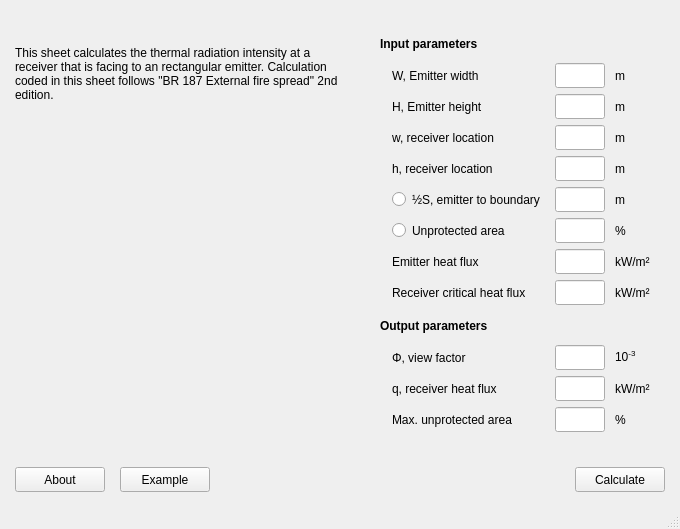
Above: fsetoolsGUI/gui/layout/ui/i0403_br187_complex.ui from fuyans/fsetoolsGUI before the change. Below: the same form after it.
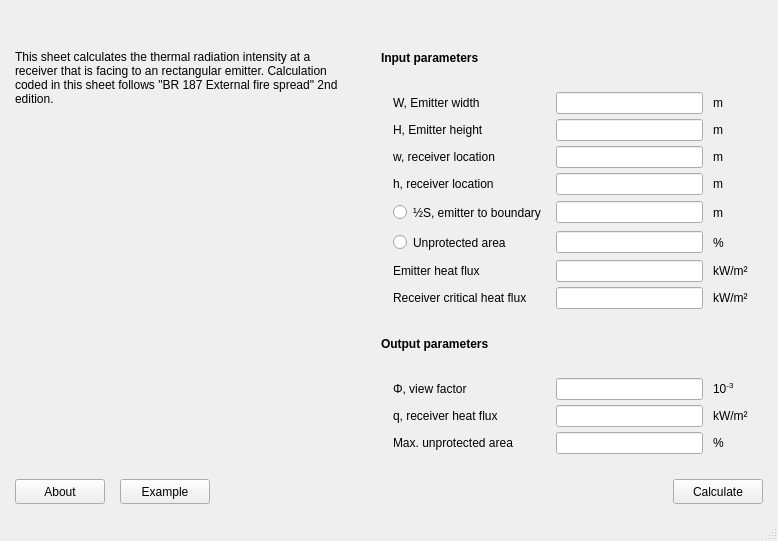
That is the form after the change. Icons and pictures are not drawn.

Commit message: Set all label and inputs to default dimensions.

Patch:
```diff
--- a/fsetoolsGUI/gui/layout/ui/i0403_br187_complex.ui
+++ b/fsetoolsGUI/gui/layout/ui/i0403_br187_complex.ui
@@ -6,12 +6,12 @@
    <rect>
     <x>0</x>
     <y>0</y>
-    <width>680</width>
-    <height>529</height>
+    <width>778</width>
+    <height>541</height>
    </rect>
   </property>
   <property name="sizePolicy">
-   <sizepolicy hsizetype="Fixed" vsizetype="Fixed">
+   <sizepolicy hsizetype="Minimum" vsizetype="Minimum">
     <horstretch>0</horstretch>
     <verstretch>0</verstretch>
    </sizepolicy>
@@ -154,18 +154,6 @@
     </item>
     <item row="0" column="0">
      <widget class="QWidget" name="widget_page_1" native="true">
-      <property name="minimumSize">
-       <size>
-        <width>340</width>
-        <height>323</height>
-       </size>
-      </property>
-      <property name="maximumSize">
-       <size>
-        <width>340</width>
-        <height>16777215</height>
-       </size>
-      </property>
       <layout class="QVBoxLayout" name="verticalLayout_2">
        <property name="spacing">
         <number>10</number>
@@ -273,24 +261,6 @@
     </item>
     <item row="0" column="1">
      <widget class="QFrame" name="frame_userio">
-      <property name="sizePolicy">
-       <sizepolicy hsizetype="Fixed" vsizetype="Minimum">
-        <horstretch>0</horstretch>
-        <verstretch>0</verstretch>
-       </sizepolicy>
-      </property>
-      <property name="minimumSize">
-       <size>
-        <width>300</width>
-        <height>0</height>
-       </size>
-      </property>
-      <property name="maximumSize">
-       <size>
-        <width>300</width>
-        <height>16777215</height>
-       </size>
-      </property>
       <layout class="QGridLayout" name="gridLayout">
        <property name="leftMargin">
         <number>15</number>
@@ -310,619 +280,38 @@
        <property name="verticalSpacing">
         <number>5</number>
        </property>
-       <item row="3" column="3">
-        <widget class="QLabel" name="label_in_w_unit">
-         <property name="minimumSize">
-          <size>
-           <width>0</width>
-           <height>25</height>
-          </size>
-         </property>
-         <property name="maximumSize">
-          <size>
-           <width>16777215</width>
-           <height>25</height>
-          </size>
-         </property>
-         <property name="text">
-          <string>m</string>
-         </property>
-        </widget>
-       </item>
-       <item row="11" column="3">
-        <widget class="QLabel" name="label">
-         <property name="minimumSize">
-          <size>
-           <width>0</width>
-           <height>25</height>
-          </size>
-         </property>
-         <property name="maximumSize">
-          <size>
-           <width>16777215</width>
-           <height>25</height>
-          </size>
-         </property>
-         <property name="text">
-          <string>&lt;html&gt;&lt;head/&gt;&lt;body&gt;&lt;p&gt;10&lt;span style=&quot; vertical-align:super;&quot;&gt;-3&lt;/span&gt;&lt;/p&gt;&lt;/body&gt;&lt;/html&gt;</string>
-         </property>
-        </widget>
-       </item>
-       <item row="5" column="2">
-        <widget class="QLineEdit" name="lineEdit_in_S">
-         <property name="sizePolicy">
-          <sizepolicy hsizetype="Minimum" vsizetype="Fixed">
-           <horstretch>0</horstretch>
-           <verstretch>0</verstretch>
-          </sizepolicy>
-         </property>
-         <property name="minimumSize">
-          <size>
-           <width>50</width>
-           <height>25</height>
-          </size>
-         </property>
-         <property name="maximumSize">
-          <size>
-           <width>16777215</width>
-           <height>25</height>
-          </size>
-         </property>
-         <property name="baseSize">
-          <size>
-           <width>0</width>
-           <height>0</height>
-          </size>
-         </property>
-        </widget>
-       </item>
-       <item row="3" column="2">
-        <widget class="QLineEdit" name="lineEdit_in_w">
-         <property name="sizePolicy">
-          <sizepolicy hsizetype="Minimum" vsizetype="Fixed">
-           <horstretch>0</horstretch>
-           <verstretch>0</verstretch>
-          </sizepolicy>
-         </property>
-         <property name="minimumSize">
-          <size>
-           <width>50</width>
-           <height>25</height>
-          </size>
-         </property>
-         <property name="maximumSize">
-          <size>
-           <width>16777215</width>
-           <height>25</height>
-          </size>
-         </property>
-         <property name="baseSize">
-          <size>
-           <width>0</width>
-           <height>0</height>
-          </size>
-         </property>
-        </widget>
-       </item>
-       <item row="9" column="1">
-        <spacer name="verticalSpacer">
-         <property name="orientation">
-          <enum>Qt::Vertical</enum>
-         </property>
-         <property name="sizeType">
-          <enum>QSizePolicy::Fixed</enum>
-         </property>
-         <property name="sizeHint" stdset="0">
-          <size>
-           <width>20</width>
-           <height>2</height>
-          </size>
-         </property>
-        </spacer>
-       </item>
-       <item row="10" column="0" colspan="4">
-        <widget class="QLabel" name="label_output_parameters">
-         <property name="minimumSize">
-          <size>
-           <width>0</width>
-           <height>26</height>
-          </size>
-         </property>
-         <property name="maximumSize">
-          <size>
-           <width>16777215</width>
-           <height>26</height>
-          </size>
-         </property>
-         <property name="text">
-          <string>&lt;b&gt;Output parameters&lt;/b&gt;</string>
-         </property>
-        </widget>
-       </item>
        <item row="13" column="3">
         <widget class="QLabel" name="label_out_S_or_UA_unit">
-         <property name="minimumSize">
-          <size>
-           <width>0</width>
-           <height>25</height>
-          </size>
-         </property>
-         <property name="maximumSize">
-          <size>
-           <width>16777215</width>
-           <height>25</height>
-          </size>
-         </property>
          <property name="text">
           <string>%</string>
          </property>
         </widget>
        </item>
-       <item row="6" column="3">
-        <widget class="QLabel" name="label_in_UA_unit">
-         <property name="minimumSize">
-          <size>
-           <width>0</width>
-           <height>25</height>
-          </size>
-         </property>
-         <property name="maximumSize">
-          <size>
-           <width>16777215</width>
-           <height>25</height>
-          </size>
-         </property>
-         <property name="text">
-          <string>%</string>
-         </property>
-        </widget>
-       </item>
-       <item row="1" column="1">
-        <widget class="QLabel" name="label_in_W">
-         <property name="sizePolicy">
-          <sizepolicy hsizetype="Minimum" vsizetype="Fixed">
-           <horstretch>0</horstretch>
-           <verstretch>0</verstretch>
-          </sizepolicy>
-         </property>
-         <property name="minimumSize">
-          <size>
-           <width>50</width>
-           <height>25</height>
-          </size>
-         </property>
-         <property name="maximumSize">
-          <size>
-           <width>16777215</width>
-           <height>25</height>
-          </size>
-         </property>
-         <property name="text">
-          <string>W, Emitter width</string>
-         </property>
-        </widget>
-       </item>
-       <item row="12" column="2">
-        <widget class="QLineEdit" name="lineEdit_out_q">
-         <property name="sizePolicy">
-          <sizepolicy hsizetype="Minimum" vsizetype="Fixed">
-           <horstretch>0</horstretch>
-           <verstretch>0</verstretch>
-          </sizepolicy>
-         </property>
-         <property name="minimumSize">
-          <size>
-           <width>50</width>
-           <height>25</height>
-          </size>
-         </property>
-         <property name="maximumSize">
-          <size>
-           <width>16777215</width>
-           <height>25</height>
-          </size>
-         </property>
-        </widget>
-       </item>
-       <item row="6" column="2">
-        <widget class="QLineEdit" name="lineEdit_in_UA">
-         <property name="sizePolicy">
-          <sizepolicy hsizetype="Minimum" vsizetype="Fixed">
-           <horstretch>0</horstretch>
-           <verstretch>0</verstretch>
-          </sizepolicy>
-         </property>
-         <property name="minimumSize">
-          <size>
-           <width>50</width>
-           <height>25</height>
-          </size>
-         </property>
-         <property name="maximumSize">
-          <size>
-           <width>16777215</width>
-           <height>25</height>
-          </size>
-         </property>
-         <property name="baseSize">
-          <size>
-           <width>0</width>
-           <height>0</height>
-          </size>
-         </property>
-        </widget>
-       </item>
-       <item row="1" column="0">
-        <spacer name="horizontalSpacer">
-         <property name="orientation">
-          <enum>Qt::Horizontal</enum>
-         </property>
-         <property name="sizeType">
-          <enum>QSizePolicy::Fixed</enum>
-         </property>
-         <property name="sizeHint" stdset="0">
-          <size>
-           <width>2</width>
-           <height>20</height>
-          </size>
-         </property>
-        </spacer>
-       </item>
        <item row="12" column="3">
         <widget class="QLabel" name="label_out_q_unit">
-         <property name="minimumSize">
-          <size>
-           <width>0</width>
-           <height>25</height>
-          </size>
-         </property>
-         <property name="maximumSize">
-          <size>
-           <width>16777215</width>
-           <height>25</height>
-          </size>
-         </property>
          <property name="text">
           <string>kW/m²</string>
          </property>
         </widget>
        </item>
-       <item row="12" column="1">
-        <widget class="QLabel" name="label_out_q">
-         <property name="sizePolicy">
-          <sizepolicy hsizetype="Minimum" vsizetype="Fixed">
-           <horstretch>0</horstretch>
-           <verstretch>0</verstretch>
-          </sizepolicy>
-         </property>
-         <property name="minimumSize">
-          <size>
-           <width>50</width>
-           <height>25</height>
-          </size>
-         </property>
-         <property name="maximumSize">
-          <size>
-           <width>16777215</width>
-           <height>25</height>
-          </size>
-         </property>
-         <property name="text">
-          <string>q, receiver heat flux</string>
-         </property>
-        </widget>
-       </item>
-       <item row="1" column="2">
-        <widget class="QLineEdit" name="lineEdit_in_W">
-         <property name="sizePolicy">
-          <sizepolicy hsizetype="Minimum" vsizetype="Fixed">
-           <horstretch>0</horstretch>
-           <verstretch>0</verstretch>
-          </sizepolicy>
-         </property>
-         <property name="minimumSize">
-          <size>
-           <width>50</width>
-           <height>25</height>
-          </size>
-         </property>
-         <property name="maximumSize">
-          <size>
-           <width>16777215</width>
-           <height>25</height>
-          </size>
-         </property>
-         <property name="baseSize">
-          <size>
-           <width>0</width>
-           <height>0</height>
-          </size>
-         </property>
-        </widget>
-       </item>
-       <item row="8" column="1">
-        <widget class="QLabel" name="label_in_Q_crit">
-         <property name="text">
-          <string>Receiver critical heat flux</string>
-         </property>
-        </widget>
-       </item>
-       <item row="6" column="1">
-        <widget class="QRadioButton" name="radioButton_in_UA">
-         <property name="sizePolicy">
-          <sizepolicy hsizetype="Minimum" vsizetype="Fixed">
-           <horstretch>0</horstretch>
-           <verstretch>0</verstretch>
-          </sizepolicy>
-         </property>
-         <property name="minimumSize">
-          <size>
-           <width>50</width>
-           <height>25</height>
-          </size>
-         </property>
-         <property name="maximumSize">
-          <size>
-           <width>16777215</width>
-           <height>25</height>
-          </size>
-         </property>
-         <property name="text">
-          <string>Unprotected area</string>
-         </property>
-        </widget>
-       </item>
-       <item row="4" column="1">
-        <widget class="QLabel" name="label_in_h">
-         <property name="sizePolicy">
-          <sizepolicy hsizetype="Minimum" vsizetype="Fixed">
-           <horstretch>0</horstretch>
-           <verstretch>0</verstretch>
-          </sizepolicy>
-         </property>
-         <property name="minimumSize">
-          <size>
-           <width>50</width>
-           <height>25</height>
-          </size>
-         </property>
-         <property name="maximumSize">
-          <size>
-           <width>16777215</width>
-           <height>25</height>
-          </size>
-         </property>
-         <property name="text">
-          <string>h, receiver location</string>
-         </property>
-        </widget>
-       </item>
-       <item row="2" column="2">
-        <widget class="QLineEdit" name="lineEdit_in_H">
-         <property name="sizePolicy">
-          <sizepolicy hsizetype="Minimum" vsizetype="Fixed">
-           <horstretch>0</horstretch>
-           <verstretch>0</verstretch>
-          </sizepolicy>
-         </property>
-         <property name="minimumSize">
-          <size>
-           <width>50</width>
-           <height>25</height>
-          </size>
-         </property>
-         <property name="maximumSize">
-          <size>
-           <width>16777215</width>
-           <height>25</height>
-          </size>
-         </property>
-         <property name="baseSize">
-          <size>
-           <width>0</width>
-           <height>0</height>
-          </size>
-         </property>
-        </widget>
-       </item>
-       <item row="2" column="1">
-        <widget class="QLabel" name="label_in_H">
-         <property name="sizePolicy">
-          <sizepolicy hsizetype="Minimum" vsizetype="Fixed">
-           <horstretch>0</horstretch>
-           <verstretch>0</verstretch>
-          </sizepolicy>
-         </property>
-         <property name="minimumSize">
-          <size>
-           <width>50</width>
-           <height>25</height>
-          </size>
-         </property>
-         <property name="maximumSize">
-          <size>
-           <width>16777215</width>
-           <height>25</height>
-          </size>
-         </property>
-         <property name="text">
-          <string>H, Emitter height</string>
-         </property>
-        </widget>
-       </item>
        <item row="7" column="3">
         <widget class="QLabel" name="label_in_Q_unit">
-         <property name="minimumSize">
-          <size>
-           <width>0</width>
-           <height>25</height>
-          </size>
-         </property>
-         <property name="maximumSize">
-          <size>
-           <width>16777215</width>
-           <height>25</height>
-          </size>
-         </property>
          <property name="text">
           <string>kW/m²</string>
          </property>
         </widget>
        </item>
-       <item row="13" column="1">
-        <widget class="QLabel" name="label_out_S_or_UA">
-         <property name="sizePolicy">
-          <sizepolicy hsizetype="Minimum" vsizetype="Fixed">
-           <horstretch>0</horstretch>
-           <verstretch>0</verstretch>
-          </sizepolicy>
-         </property>
-         <property name="minimumSize">
-          <size>
-           <width>50</width>
-           <height>25</height>
-          </size>
-         </property>
-         <property name="maximumSize">
-          <size>
-           <width>16777215</width>
-           <height>25</height>
-          </size>
-         </property>
-         <property name="text">
-          <string>Max. unprotected area</string>
-         </property>
-        </widget>
-       </item>
-       <item row="7" column="1">
-        <widget class="QLabel" name="label_in_Q">
-         <property name="sizePolicy">
-          <sizepolicy hsizetype="Minimum" vsizetype="Fixed">
-           <horstretch>0</horstretch>
-           <verstretch>0</verstretch>
-          </sizepolicy>
-         </property>
-         <property name="minimumSize">
-          <size>
-           <width>50</width>
-           <height>25</height>
-          </size>
-         </property>
-         <property name="maximumSize">
-          <size>
-           <width>16777215</width>
-           <height>25</height>
-          </size>
-         </property>
-         <property name="text">
-          <string>Emitter heat flux</string>
-         </property>
-        </widget>
-       </item>
-       <item row="2" column="3">
-        <widget class="QLabel" name="label_in_H_unit">
-         <property name="minimumSize">
-          <size>
-           <width>0</width>
-           <height>25</height>
-          </size>
-         </property>
-         <property name="maximumSize">
-          <size>
-           <width>16777215</width>
-           <height>25</height>
-          </size>
-         </property>
-         <property name="text">
-          <string>m</string>
-         </property>
-        </widget>
-       </item>
-       <item row="7" column="2">
-        <widget class="QLineEdit" name="lineEdit_in_Q">
-         <property name="sizePolicy">
-          <sizepolicy hsizetype="Minimum" vsizetype="Fixed">
-           <horstretch>0</horstretch>
-           <verstretch>0</verstretch>
-          </sizepolicy>
-         </property>
-         <property name="minimumSize">
-          <size>
-           <width>50</width>
-           <height>25</height>
-          </size>
-         </property>
-         <property name="maximumSize">
-          <size>
-           <width>16777215</width>
-           <height>25</height>
-          </size>
-         </property>
-         <property name="baseSize">
-          <size>
-           <width>0</width>
-           <height>0</height>
-          </size>
-         </property>
-        </widget>
-       </item>
-       <item row="4" column="2">
-        <widget class="QLineEdit" name="lineEdit_in_h">
-         <property name="sizePolicy">
-          <sizepolicy hsizetype="Minimum" vsizetype="Fixed">
-           <horstretch>0</horstretch>
-           <verstretch>0</verstretch>
-          </sizepolicy>
-         </property>
-         <property name="minimumSize">
-          <size>
-           <width>50</width>
-           <height>25</height>
-          </size>
-         </property>
-         <property name="maximumSize">
-          <size>
-           <width>16777215</width>
-           <height>25</height>
-          </size>
-         </property>
-         <property name="baseSize">
-          <size>
-           <width>0</width>
-           <height>0</height>
-          </size>
-         </property>
-        </widget>
-       </item>
        <item row="11" column="1">
         <widget class="QLabel" name="label_out_Phi">
-         <property name="sizePolicy">
-          <sizepolicy hsizetype="Minimum" vsizetype="Fixed">
-           <horstretch>0</horstretch>
-           <verstretch>0</verstretch>
-          </sizepolicy>
-         </property>
-         <property name="minimumSize">
-          <size>
-           <width>50</width>
-           <height>25</height>
-          </size>
-         </property>
-         <property name="maximumSize">
-          <size>
-           <width>16777215</width>
-           <height>25</height>
-          </size>
-         </property>
          <property name="text">
           <string>Φ, view factor</string>
          </property>
         </widget>
        </item>
-       <item row="13" column="2">
-        <widget class="QLineEdit" name="lineEdit_out_S_or_UA">
+       <item row="3" column="2">
+        <widget class="QLineEdit" name="lineEdit_in_w">
          <property name="sizePolicy">
-          <sizepolicy hsizetype="Minimum" vsizetype="Fixed">
+          <sizepolicy hsizetype="MinimumExpanding" vsizetype="Fixed">
            <horstretch>0</horstretch>
            <verstretch>0</verstretch>
           </sizepolicy>
@@ -930,20 +319,111 @@
          <property name="minimumSize">
           <size>
            <width>50</width>
-           <height>25</height>
+           <height>0</height>
           </size>
          </property>
-         <property name="maximumSize">
+         <property name="baseSize">
           <size>
-           <width>16777215</width>
-           <height>25</height>
+           <width>0</width>
+           <height>0</height>
           </size>
          </property>
         </widget>
        </item>
+       <item row="4" column="1">
+        <widget class="QLabel" name="label_in_h">
+         <property name="text">
+          <string>h, receiver location</string>
+         </property>
+        </widget>
+       </item>
+       <item row="1" column="3">
+        <widget class="QLabel" name="label_in_W_unit">
+         <property name="text">
+          <string>m</string>
+         </property>
+        </widget>
+       </item>
+       <item row="2" column="3">
+        <widget class="QLabel" name="label_in_H_unit">
+         <property name="text">
+          <string>m</string>
+         </property>
+        </widget>
+       </item>
        <item row="11" column="2">
         <widget class="QLineEdit" name="lineEdit_out_Phi">
          <property name="sizePolicy">
+          <sizepolicy hsizetype="MinimumExpanding" vsizetype="Fixed">
+           <horstretch>0</horstretch>
+           <verstretch>0</verstretch>
+          </sizepolicy>
+         </property>
+         <property name="minimumSize">
+          <size>
+           <width>50</width>
+           <height>0</height>
+          </size>
+         </property>
+        </widget>
+       </item>
+       <item row="13" column="2">
+        <widget class="QLineEdit" name="lineEdit_out_S_or_UA">
+         <property name="sizePolicy">
+          <sizepolicy hsizetype="MinimumExpanding" vsizetype="Fixed">
+           <horstretch>0</horstretch>
+           <verstretch>0</verstretch>
+          </sizepolicy>
+         </property>
+         <property name="minimumSize">
+          <size>
+           <width>50</width>
+           <height>0</height>
+          </size>
+         </property>
+        </widget>
+       </item>
+       <item row="1" column="0">
+        <spacer name="horizontalSpacer">
+         <property name="orientation">
+          <enum>Qt::Horizontal</enum>
+         </property>
+         <property name="sizeType">
+          <enum>QSizePolicy::Fixed</enum>
+         </property>
+         <property name="sizeHint" stdset="0">
+          <size>
+           <width>2</width>
+           <height>20</height>
+          </size>
+         </property>
+        </spacer>
+       </item>
+       <item row="4" column="2">
+        <widget class="QLineEdit" name="lineEdit_in_h">
+         <property name="sizePolicy">
+          <sizepolicy hsizetype="MinimumExpanding" vsizetype="Fixed">
+           <horstretch>0</horstretch>
+           <verstretch>0</verstretch>
+          </sizepolicy>
+         </property>
+         <property name="minimumSize">
+          <size>
+           <width>50</width>
+           <height>0</height>
+          </size>
+         </property>
+         <property name="baseSize">
+          <size>
+           <width>0</width>
+           <height>0</height>
+          </size>
+         </property>
+        </widget>
+       </item>
+       <item row="6" column="1">
+        <widget class="QRadioButton" name="radioButton_in_UA">
+         <property name="sizePolicy">
           <sizepolicy hsizetype="Minimum" vsizetype="Fixed">
            <horstretch>0</horstretch>
            <verstretch>0</verstretch>
@@ -961,87 +441,22 @@
            <height>25</height>
           </size>
          </property>
+         <property name="text">
+          <string>Unprotected area</string>
+         </property>
         </widget>
        </item>
        <item row="0" column="0" colspan="4">
         <widget class="QLabel" name="label_input_parameters">
-         <property name="minimumSize">
-          <size>
-           <width>0</width>
-           <height>26</height>
-          </size>
-         </property>
-         <property name="maximumSize">
-          <size>
-           <width>16777215</width>
-           <height>26</height>
-          </size>
-         </property>
          <property name="text">
           <string>&lt;b&gt;Input parameters&lt;/b&gt;</string>
          </property>
         </widget>
        </item>
-       <item row="1" column="3">
-        <widget class="QLabel" name="label_in_W_unit">
-         <property name="minimumSize">
-          <size>
-           <width>0</width>
-           <height>25</height>
-          </size>
-         </property>
-         <property name="maximumSize">
-          <size>
-           <width>16777215</width>
-           <height>25</height>
-          </size>
-         </property>
+       <item row="8" column="3">
+        <widget class="QLabel" name="label_in_Q_crit_unit">
          <property name="text">
-          <string>m</string>
-         </property>
-        </widget>
-       </item>
-       <item row="5" column="3">
-        <widget class="QLabel" name="label_in_S_unit">
-         <property name="minimumSize">
-          <size>
-           <width>0</width>
-           <height>25</height>
-          </size>
-         </property>
-         <property name="maximumSize">
-          <size>
-           <width>16777215</width>
-           <height>25</height>
-          </size>
-         </property>
-         <property name="text">
-          <string>m</string>
-         </property>
-        </widget>
-       </item>
-       <item row="3" column="1">
-        <widget class="QLabel" name="label_in_w">
-         <property name="sizePolicy">
-          <sizepolicy hsizetype="Minimum" vsizetype="Fixed">
-           <horstretch>0</horstretch>
-           <verstretch>0</verstretch>
-          </sizepolicy>
-         </property>
-         <property name="minimumSize">
-          <size>
-           <width>50</width>
-           <height>25</height>
-          </size>
-         </property>
-         <property name="maximumSize">
-          <size>
-           <width>16777215</width>
-           <height>25</height>
-          </size>
-         </property>
-         <property name="text">
-          <string>w, receiver location</string>
+          <string>kW/m²</string>
          </property>
         </widget>
        </item>
@@ -1064,29 +479,207 @@
          </property>
         </widget>
        </item>
-       <item row="4" column="3">
-        <widget class="QLabel" name="label_in_h_unit">
+       <item row="8" column="1">
+        <widget class="QLabel" name="label_in_Q_crit">
+         <property name="text">
+          <string>Receiver critical heat flux</string>
+         </property>
+        </widget>
+       </item>
+       <item row="3" column="3">
+        <widget class="QLabel" name="label_in_w_unit">
+         <property name="text">
+          <string>m</string>
+         </property>
+        </widget>
+       </item>
+       <item row="12" column="1">
+        <widget class="QLabel" name="label_out_q">
+         <property name="text">
+          <string>q, receiver heat flux</string>
+         </property>
+        </widget>
+       </item>
+       <item row="10" column="0" colspan="4">
+        <widget class="QLabel" name="label_output_parameters">
+         <property name="text">
+          <string>&lt;b&gt;Output parameters&lt;/b&gt;</string>
+         </property>
+        </widget>
+       </item>
+       <item row="2" column="1">
+        <widget class="QLabel" name="label_in_H">
+         <property name="text">
+          <string>H, Emitter height</string>
+         </property>
+        </widget>
+       </item>
+       <item row="9" column="1">
+        <spacer name="verticalSpacer">
+         <property name="orientation">
+          <enum>Qt::Vertical</enum>
+         </property>
+         <property name="sizeType">
+          <enum>QSizePolicy::Fixed</enum>
+         </property>
+         <property name="sizeHint" stdset="0">
+          <size>
+           <width>20</width>
+           <height>2</height>
+          </size>
+         </property>
+        </spacer>
+       </item>
+       <item row="5" column="2">
+        <widget class="QLineEdit" name="lineEdit_in_S">
+         <property name="sizePolicy">
+          <sizepolicy hsizetype="MinimumExpanding" vsizetype="Fixed">
+           <horstretch>0</horstretch>
+           <verstretch>0</verstretch>
+          </sizepolicy>
+         </property>
          <property name="minimumSize">
           <size>
+           <width>50</width>
+           <height>0</height>
+          </size>
+         </property>
+         <property name="baseSize">
+          <size>
            <width>0</width>
-           <height>25</height>
+           <height>0</height>
           </size>
          </property>
-         <property name="maximumSize">
+        </widget>
+       </item>
+       <item row="3" column="1">
+        <widget class="QLabel" name="label_in_w">
+         <property name="text">
+          <string>w, receiver location</string>
+         </property>
+        </widget>
+       </item>
+       <item row="1" column="1">
+        <widget class="QLabel" name="label_in_W">
+         <property name="text">
+          <string>W, Emitter width</string>
+         </property>
+        </widget>
+       </item>
+       <item row="7" column="2">
+        <widget class="QLineEdit" name="lineEdit_in_Q">
+         <property name="sizePolicy">
+          <sizepolicy hsizetype="MinimumExpanding" vsizetype="Fixed">
+           <horstretch>0</horstretch>
+           <verstretch>0</verstretch>
+          </sizepolicy>
+         </property>
+         <property name="minimumSize">
           <size>
-           <width>16777215</width>
-           <height>25</height>
+           <width>50</width>
+           <height>0</height>
           </size>
          </property>
+         <property name="baseSize">
+          <size>
+           <width>0</width>
+           <height>0</height>
+          </size>
+         </property>
+        </widget>
+       </item>
+       <item row="7" column="1">
+        <widget class="QLabel" name="label_in_Q">
          <property name="text">
+          <string>Emitter heat flux</string>
+         </property>
+        </widget>
+       </item>
+       <item row="6" column="2">
+        <widget class="QLineEdit" name="lineEdit_in_UA">
+         <property name="sizePolicy">
+          <sizepolicy hsizetype="MinimumExpanding" vsizetype="Fixed">
+           <horstretch>0</horstretch>
+           <verstretch>0</verstretch>
+          </sizepolicy>
+         </property>
+         <property name="minimumSize">
+          <size>
+           <width>50</width>
+           <height>0</height>
+          </size>
+         </property>
+         <property name="baseSize">
+          <size>
+           <width>0</width>
+           <height>0</height>
+          </size>
+         </property>
+        </widget>
+       </item>
+       <item row="2" column="2">
+        <widget class="QLineEdit" name="lineEdit_in_H">
+         <property name="sizePolicy">
+          <sizepolicy hsizetype="MinimumExpanding" vsizetype="Fixed">
+           <horstretch>0</horstretch>
+           <verstretch>0</verstretch>
+          </sizepolicy>
+         </property>
+         <property name="minimumSize">
+          <size>
+           <width>50</width>
+           <height>0</height>
+          </size>
+         </property>
+         <property name="baseSize">
+          <size>
+           <width>0</width>
+           <height>0</height>
+          </size>
+         </property>
+        </widget>
+       </item>
+       <item row="12" column="2">
+        <widget class="QLineEdit" name="lineEdit_out_q">
+         <property name="sizePolicy">
+          <sizepolicy hsizetype="MinimumExpanding" vsizetype="Fixed">
+           <horstretch>0</horstretch>
+           <verstretch>0</verstretch>
+          </sizepolicy>
+         </property>
+         <property name="minimumSize">
+          <size>
+           <width>50</width>
+           <height>0</height>
+          </size>
+         </property>
+        </widget>
+       </item>
+       <item row="5" column="3">
+        <widget class="QLabel" name="label_in_S_unit">
+         <property name="text">
           <string>m</string>
          </property>
         </widget>
        </item>
+       <item row="6" column="3">
+        <widget class="QLabel" name="label_in_UA_unit">
+         <property name="text">
+          <string>%</string>
+         </property>
+        </widget>
+       </item>
+       <item row="13" column="1">
+        <widget class="QLabel" name="label_out_S_or_UA">
+         <property name="text">
+          <string>Max. unprotected area</string>
+         </property>
+        </widget>
+       </item>
        <item row="8" column="2">
         <widget class="QLineEdit" name="lineEdit_in_Q_crit">
          <property name="sizePolicy">
-          <sizepolicy hsizetype="Minimum" vsizetype="Fixed">
+          <sizepolicy hsizetype="MinimumExpanding" vsizetype="Fixed">
            <horstretch>0</horstretch>
            <verstretch>0</verstretch>
           </sizepolicy>
@@ -1094,15 +687,38 @@
          <property name="minimumSize">
           <size>
            <width>50</width>
-           <height>25</height>
+           <height>0</height>
           </size>
          </property>
         </widget>
        </item>
-       <item row="8" column="3">
-        <widget class="QLabel" name="label_in_Q_crit_unit">
+       <item row="4" column="3">
+        <widget class="QLabel" name="label_in_h_unit">
          <property name="text">
-          <string>kW/m²</string>
+          <string>m</string>
+         </property>
+        </widget>
+       </item>
+       <item row="11" column="3">
+        <widget class="QLabel" name="label">
+         <property name="text">
+          <string>&lt;html&gt;&lt;head/&gt;&lt;body&gt;&lt;p&gt;10&lt;span style=&quot; vertical-align:super;&quot;&gt;-3&lt;/span&gt;&lt;/p&gt;&lt;/body&gt;&lt;/html&gt;</string>
+         </property>
+        </widget>
+       </item>
+       <item row="1" column="2">
+        <widget class="QLineEdit" name="lineEdit_in_W">
+         <property name="sizePolicy">
+          <sizepolicy hsizetype="MinimumExpanding" vsizetype="Fixed">
+           <horstretch>0</horstretch>
+           <verstretch>0</verstretch>
+          </sizepolicy>
+         </property>
+         <property name="minimumSize">
+          <size>
+           <width>50</width>
+           <height>0</height>
+          </size>
          </property>
         </widget>
        </item>
@@ -1116,7 +732,7 @@
     <rect>
      <x>0</x>
      <y>0</y>
-     <width>680</width>
+     <width>778</width>
      <height>22</height>
     </rect>
    </property>
```
Left out of the diff: 1 changed line with no effect on the pictures.
